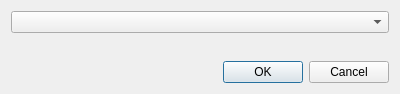
Qt form remove_user_theme_set.ui (MX-Linux/mx-tweak) before a commit.
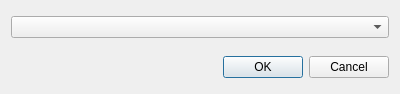
The same form after that commit.

The edit to the form file:
```diff
--- a/remove_user_theme_set.ui
+++ b/remove_user_theme_set.ui
@@ -13,21 +13,15 @@
   <property name="windowTitle">
    <string>Remove User Theme Set</string>
   </property>
-  <layout class="QVBoxLayout" name="verticalLayout">
+  <layout class="QVBoxLayout">
    <item>
     <widget class="QComboBox" name="comboBoxThemes"/>
    </item>
    <item>
-    <spacer name="verticalSpacer">
+    <spacer>
      <property name="orientation">
       <enum>Qt::Vertical</enum>
      </property>
-     <property name="sizeHint" stdset="0">
-      <size>
-       <width>20</width>
-       <height>40</height>
-      </size>
-     </property>
     </spacer>
    </item>
    <item>
```
